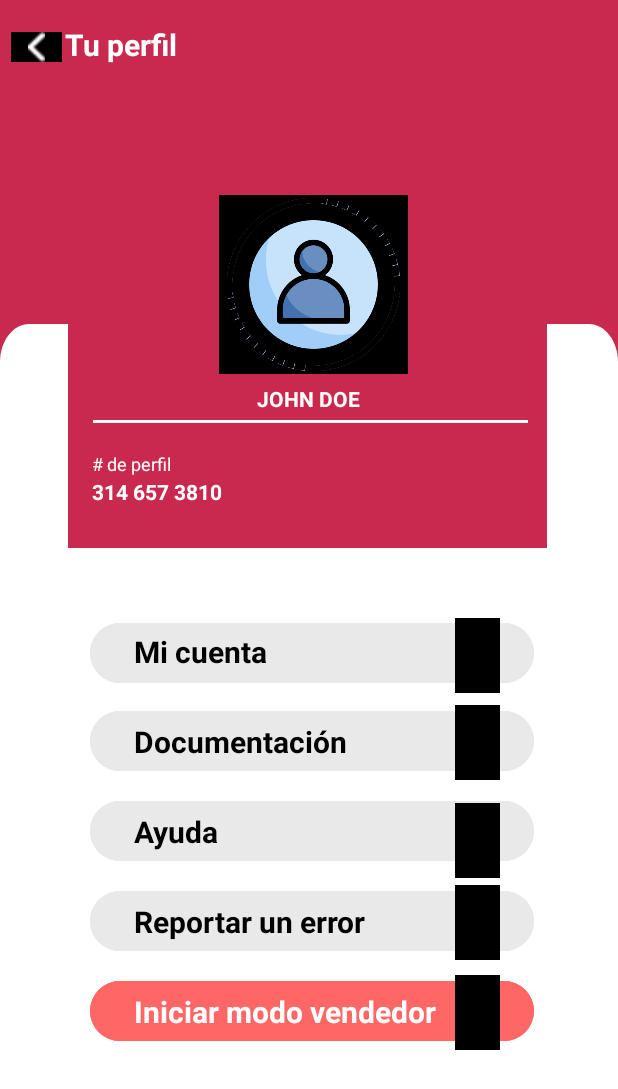
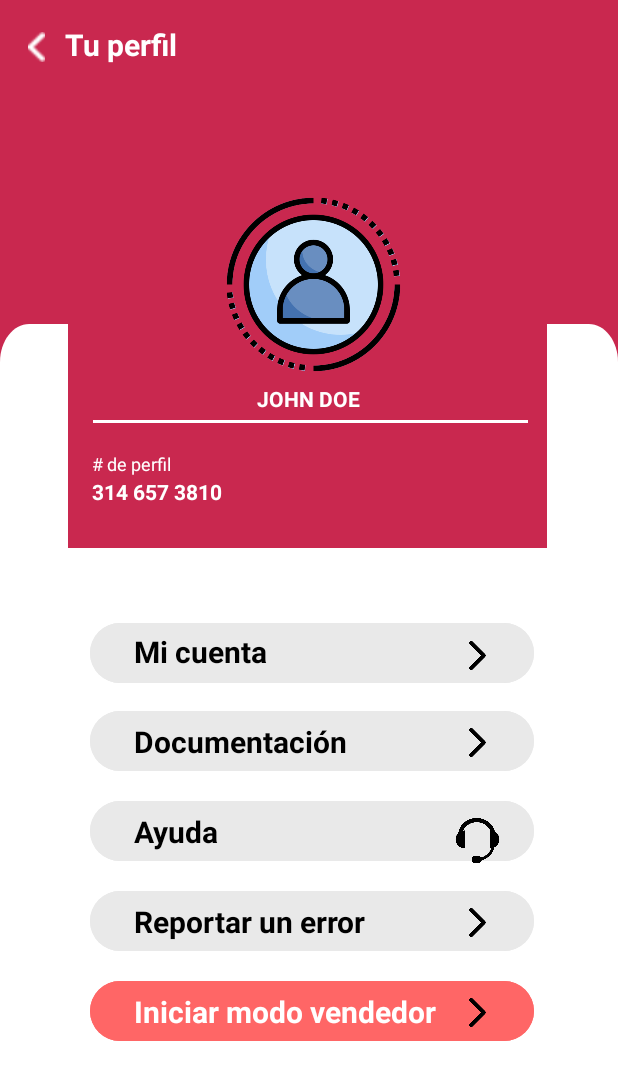
Before and after one commit to PUJ-ICM-13190/Unibox, an Android app: the layout comprador_userprofile.xml on its own in the app's theme, with its tools: preview values and no code run, on a phone screen of 412 x 824 dp. Shown: the top 1089 px of the screen. Run offline under Robolectric (Android 15) with nearby library versions, the phone set to English and light mode, and no system bars.

```diff
--- a/app/src/main/AndroidManifest.xml
+++ b/app/src/main/AndroidManifest.xml
@@ -39,6 +39,11 @@
         <activity android:name=".HomeClientActivity" />
 
         <activity android:name=".MapClientActivity" />
+
+        <activity android:name=".UserProfileClient" />
+
+        <activity android:name=".UpdateUserProfileActivity" />
+
     </application>
 
 </manifest>
--- a/app/src/main/java/com/co/unibox/HomeClientActivity.kt
+++ b/app/src/main/java/com/co/unibox/HomeClientActivity.kt
@@ -18,6 +18,12 @@ class HomeClientActivity: AppCompatActivity() {
         setContentView(binding.root)
 
 
+        binding.userProfile.setOnClickListener{
+            val intent = Intent(this, UserProfileClient::class.java)
+            startActivity(intent)
+        }
+
+
         binding.btnMapa.setOnClickListener{
             val intent = Intent(this, MapClientActivity::class.java)
             startActivity(intent)
--- a/app/src/main/res/layout-v31/comprador_map.xml
+++ b/app/src/main/res/layout-v31/comprador_map.xml
@@ -16,7 +16,6 @@
         android:layout_alignParentTop="true"
         android:layout_marginLeft="16dp"
         android:layout_marginTop="16dp"
-        android:background="@drawable/rectangle"
         android:src="@drawable/boton" />
 
     <TextView
--- a/app/src/main/res/layout/comprador_userprofile.xml
+++ b/app/src/main/res/layout/comprador_userprofile.xml
@@ -1,11 +1,13 @@
 <?xml version="1.0" encoding="utf-8"?>
 <RelativeLayout
     xmlns:android="http://schemas.android.com/apk/res/android"
+    xmlns:tools="http://schemas.android.com/tools"
     android:id="@+id/mapa"
     android:layout_width="match_parent"
     android:layout_height="match_parent"
     android:clipToOutline="true"
-    android:background="#FFFFFF" >
+    android:background="#FFFFFF"
+    tools:context=".UserProfileClient">
 
     <View
         android:id="@+id/rectangle_1"
@@ -46,7 +48,6 @@
         android:layout_alignParentTop="true"
         android:layout_marginLeft="146dp"
         android:layout_marginTop="130dp"
-        android:background="@drawable/rectangle"
         android:src="@drawable/usuario" />
 
     <TextView
@@ -64,17 +65,17 @@
 
 
     <ImageView
-        android:id="@+id/rectangle3"
+        android:id="@+id/btn_regresar"
         android:layout_width="34dp"
         android:layout_height="20dp"
         android:layout_alignParentLeft="true"
         android:layout_alignParentTop="true"
         android:layout_marginLeft="7dp"
         android:layout_marginTop="21dp"
-        android:background="@drawable/rectangle"
         android:src="@drawable/frame" />
 
     <Button
+        android:id="@+id/btn_mi_cuenta"
         android:layout_width="296dp"
         android:layout_height="48dp"
         android:layout_alignParentLeft="true"
@@ -103,7 +104,7 @@
         android:layout_alignParentTop="true"
         android:layout_marginLeft="303dp"
         android:layout_marginTop="412dp"
-        android:background="@drawable/rectangle"
+
         android:src="@drawable/flechaderecha" />
 
 
@@ -196,7 +197,7 @@
         android:layout_alignParentTop="true"
         android:layout_marginLeft="303dp"
         android:layout_marginTop="470dp"
-        android:background="@drawable/rectangle"
+
         android:src="@drawable/flechaderecha" />
 
     <Button
@@ -226,7 +227,7 @@
         android:layout_alignParentTop="true"
         android:layout_marginLeft="303dp"
         android:layout_marginTop="535dp"
-        android:background="@drawable/rectangle"
+
         android:src="@drawable/soporte" />
 
     <Button
@@ -257,10 +258,11 @@
         android:layout_alignParentTop="true"
         android:layout_marginLeft="303dp"
         android:layout_marginTop="590dp"
-        android:background="@drawable/rectangle"
+
         android:src="@drawable/flechaderecha" />
 
     <Button
+        android:id="@+id/btn_modo_vendedor"
         android:layout_width="296dp"
         android:layout_height="48dp"
         android:layout_alignParentLeft="true"
@@ -291,7 +293,6 @@
         android:layout_alignParentTop="true"
         android:layout_marginLeft="303dp"
         android:layout_marginTop="650dp"
-        android:background="@drawable/rectangle"
         android:src="@drawable/flechaderecha" />
 
     <View
--- a/app/src/main/res/layout/home.xml
+++ b/app/src/main/res/layout/home.xml
@@ -83,14 +83,14 @@
 
 
     <ImageView
-        android:id="@+id/rectangle"
+        android:id="@+id/user_profile"
         android:layout_width="47.16dp"
         android:layout_height="50.13dp"
         android:layout_alignParentLeft="true"
         android:layout_alignParentTop="true"
         android:layout_marginLeft="16dp"
         android:layout_marginTop="16dp"
-        android:background="@drawable/rectangle"
+
         android:src="@drawable/usuario" />
 
     <ImageView
@@ -101,7 +101,7 @@
         android:layout_alignParentTop="true"
         android:layout_marginLeft="350dp"
         android:layout_marginTop="31dp"
-        android:background="@drawable/rectangle"
+
         android:src="@drawable/lupa" />
 
     <TextView
```
Also changed, not shown: app/src/main/java/com/co/unibox/MisCajitasSellerActivity.kt (+15 -1 lines), app/src/main/java/com/co/unibox/UpdateUserProfileActivity.kt (added, +23 -0 lines), app/src/main/java/com/co/unibox/UserProfileClient.kt (added, +32 -0 lines), app/src/main/res/layout/comprador_updatedata.xml (+4 -5 lines).
